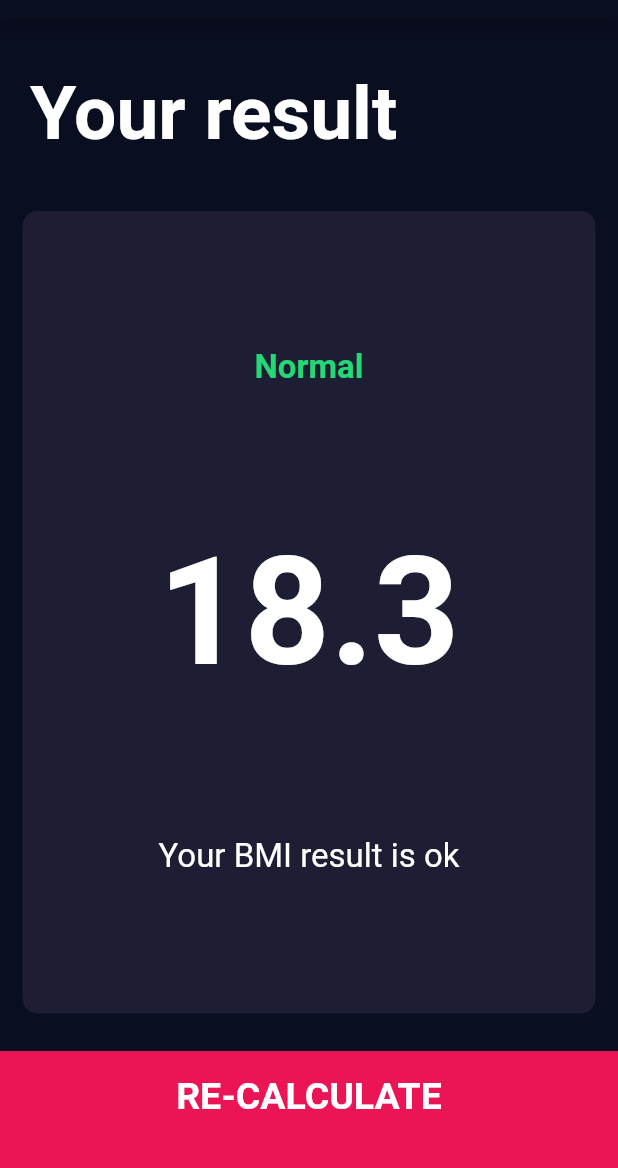
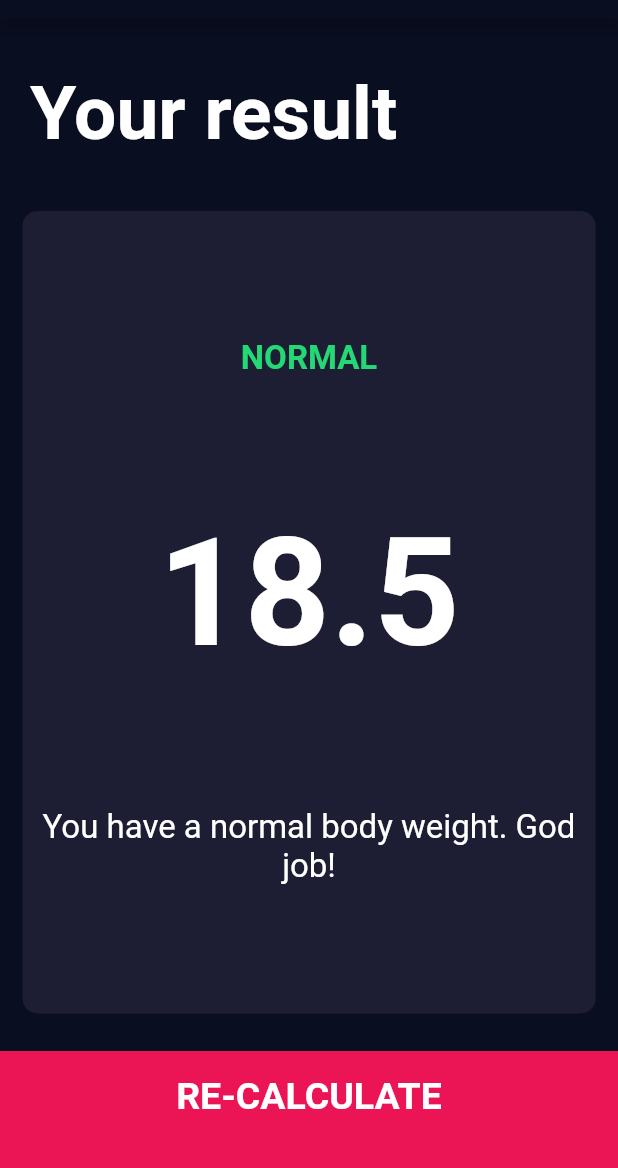
Before and after one commit to jeik0s/BMICalculator, a Flutter app: the screen it shows after launch, after a tap on "CALCULATE", on a phone screen of 412 x 824 dp, the part 65-1233 px from its top. Run offline on Flutter 3.47's test engine with Material 2 defaults, Android fonts, the phone set to English and light mode, and no system bars; our stand-ins replace font_awesome_flutter.

Commit message:
Lesson 14 - functionality

```diff
--- /dev/null
+++ b/lib/calculator_brain.dart
@@ -0,0 +1,36 @@
+import 'dart:math';
+
+class CalculatorBrain{
+
+  CalculatorBrain({required this.height, required this.weight});
+
+  final int height;
+  final int weight;
+
+  double _bmi = 0;
+
+  String calculateBMI(){
+    _bmi = weight / pow(height/100, 2);
+   return _bmi.toStringAsFixed(1);
+  }
+
+  String getResult(){
+    if(_bmi >= 25){
+      return 'Overweight';
+    } else if(_bmi > 18.5){
+      return 'Normal';
+    } else {
+      return 'Underweight';
+    }
+  }
+
+  String getInterpretation(){
+    if(_bmi >= 25){
+      return 'You have a higher than normal body weight. Try to exercise more.';
+    } else if(_bmi > 18.5){
+      return 'You have a normal body weight. God job!';
+    } else {
+      return 'You have a lower than normal body weight. You can eat a bit more.';
+    }
+  }
+}
--- a/lib/screens/input_page.dart
+++ b/lib/screens/input_page.dart
@@ -6,6 +6,7 @@
 import 'results_page.dart';
 import '../components/bottom_button.dart';
 import '../components/round_icon_button.dart';
+import 'package:bmicalculator/calculator_brain.dart';
 
 enum Gender {
   male,
@@ -19,7 +20,7 @@
 }
 
 class _InputPageState extends State<InputPage> {
-  Gender genderSelected = Gender.none;
+  Gender genderSelected = Gender.male;
   int height = 180;
   int weight = 60;
   int age = 24;
@@ -208,9 +209,15 @@
           BottomButton(
             buttonText: 'CALCULATE',
             onTap: () {
+              CalculatorBrain calc = CalculatorBrain(height: height, weight: weight);
               Navigator.push(
                   context,
-                  MaterialPageRoute(builder: (context) => ResultsPage())
+                  MaterialPageRoute(builder: (context) => ResultsPage(
+                    bmiResult: calc.calculateBMI(),
+                    resultText: calc.getResult(),
+                    interpretation: calc.getInterpretation(),
+                  ),
+                  ),
               );
             },
           )
--- a/lib/screens/results_page.dart
+++ b/lib/screens/results_page.dart
@@ -5,6 +5,14 @@
 import 'package:bmicalculator/components/bottom_button.dart';
 
 class ResultsPage extends StatelessWidget {
+
+
+  ResultsPage({required this.bmiResult, required this.resultText, required this.interpretation});
+
+  final String bmiResult;
+  final String resultText;
+  final String interpretation;
+
   @override
   Widget build(BuildContext context) {
     return Scaffold(
@@ -32,12 +40,13 @@
                 mainAxisAlignment: MainAxisAlignment.spaceEvenly,
                 crossAxisAlignment: CrossAxisAlignment.center,
                 children: <Widget>[
-                  Text('Normal',
+                  Text(resultText.toUpperCase(),
                   style: kkkResultTextStyle,
                   ),
-                  Text('18.3',
+                  Text(bmiResult,
                   style: kkkBMITextStyle,),
-                  Text('Your BMI result is ok',
+                  Text(interpretation,
+                  textAlign: TextAlign.center,
                   style: kkkBodyTextStyle,)
                 ],
               ),
```
Also changed, not shown: 1 other file.
